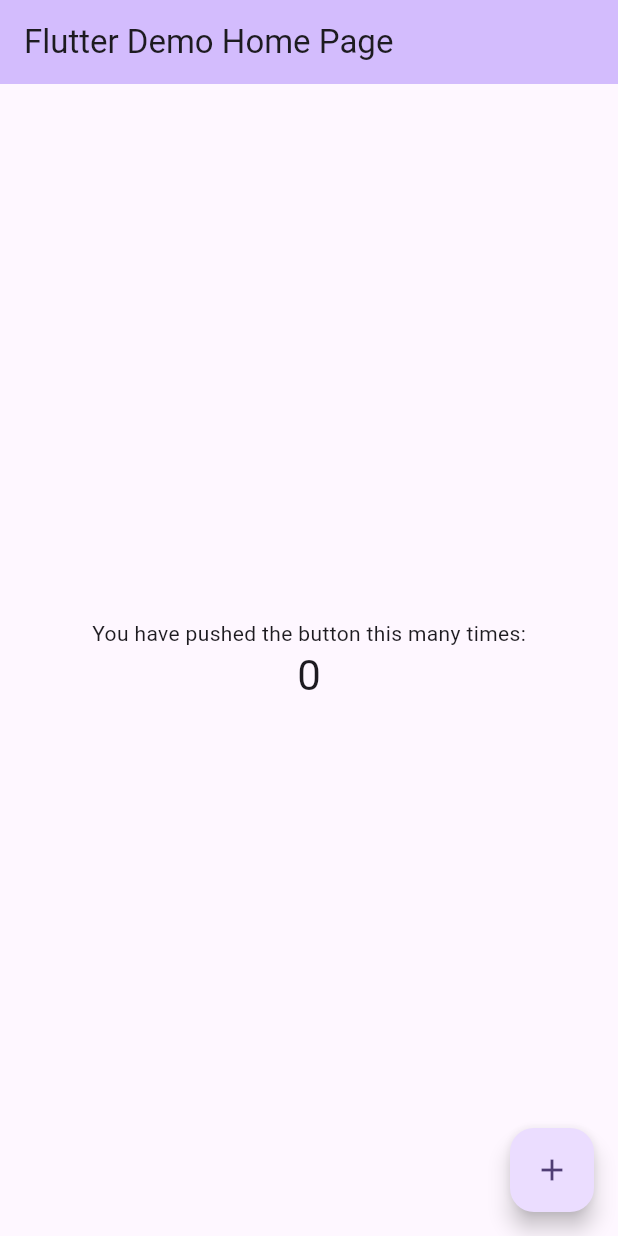
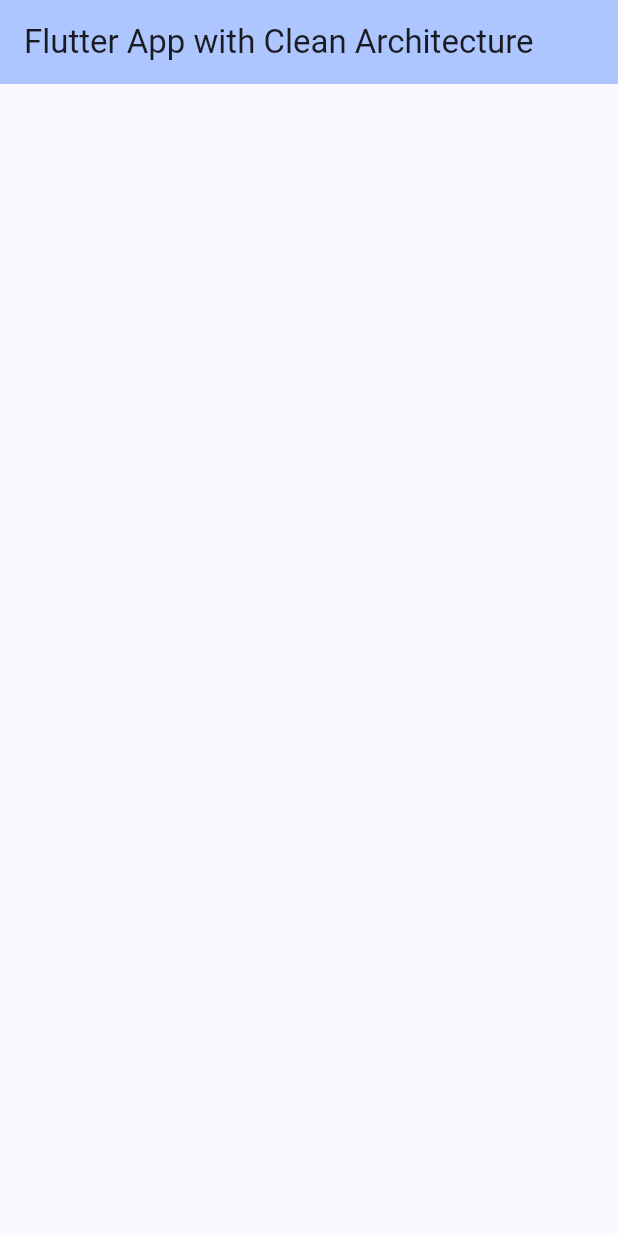
Before and after one commit to massimilianoporzio/flutter_social_clean, a Flutter app: the screen it shows after launch, on a phone screen of 412 x 824 dp. Run offline on Flutter 3.47's test engine with Material 2 defaults, Android fonts, the phone set to English and light mode, and no system bars.

Commit message:
home page mia

```diff
--- a/lib/main.dart
+++ b/lib/main.dart
@@ -13,113 +13,25 @@ class MyApp extends StatelessWidget {
     return MaterialApp(
       title: 'Flutter Demo',
       theme: ThemeData(
-        // This is the theme of your application.
-        //
-        // TRY THIS: Try running your application with "flutter run". You'll see
-        // the application has a blue toolbar. Then, without quitting the app,
-        // try changing the seedColor in the colorScheme below to Colors.green
-        // and then invoke "hot reload" (save your changes or press the "hot
-        // reload" button in a Flutter-supported IDE, or press "r" if you used
-        // the command line to start the app).
-        //
-        // Notice that the counter didn't reset back to zero; the application
-        // state is not lost during the reload. To reset the state, use hot
-        // restart instead.
-        //
-        // This works for code too, not just values: Most code changes can be
-        // tested with just a hot reload.
-        colorScheme: ColorScheme.fromSeed(seedColor: Colors.deepPurple),
+        colorScheme: ColorScheme.fromSeed(seedColor: Colors.blueAccent),
         useMaterial3: true,
       ),
-      home: const MyHomePage(title: 'Flutter Demo Home Page'),
+      home: const HomePage(),
     );
   }
 }
 
-class MyHomePage extends StatefulWidget {
-  const MyHomePage({super.key, required this.title});
-
-  // This widget is the home page of your application. It is stateful, meaning
-  // that it has a State object (defined below) that contains fields that affect
-  // how it looks.
-
-  // This class is the configuration for the state. It holds the values (in this
-  // case the title) provided by the parent (in this case the App widget) and
-  // used by the build method of the State. Fields in a Widget subclass are
-  // always marked "final".
-
-  final String title;
-
-  @override
-  State<MyHomePage> createState() => _MyHomePageState();
-}
-
-class _MyHomePageState extends State<MyHomePage> {
-  int _counter = 0;
-
-  void _incrementCounter() {
-    setState(() {
-      // This call to setState tells the Flutter framework that something has
-      // changed in this State, which causes it to rerun the build method below
-      // so that the display can reflect the updated values. If we changed
-      // _counter without calling setState(), then the build method would not be
-      // called again, and so nothing would appear to happen.
-      _counter++;
-    });
-  }
+class HomePage extends StatelessWidget {
+  const HomePage({super.key});
 
   @override
   Widget build(BuildContext context) {
-    // This method is rerun every time setState is called, for instance as done
-    // by the _incrementCounter method above.
-    //
-    // The Flutter framework has been optimized to make rerunning build methods
-    // fast, so that you can just rebuild anything that needs updating rather
-    // than having to individually change instances of widgets.
     return Scaffold(
       appBar: AppBar(
-        // TRY THIS: Try changing the color here to a specific color (to
-        // Colors.amber, perhaps?) and trigger a hot reload to see the AppBar
-        // change color while the other colors stay the same.
+        title: const Text("Flutter App with Clean Architecture"),
         backgroundColor: Theme.of(context).colorScheme.inversePrimary,
-        // Here we take the value from the MyHomePage object that was created by
-        // the App.build method, and use it to set our appbar title.
-        title: Text(widget.title),
       ),
-      body: Center(
-        // Center is a layout widget. It takes a single child and positions it
-        // in the middle of the parent.
-        child: Column(
-          // Column is also a layout widget. It takes a list of children and
-          // arranges them vertically. By default, it sizes itself to fit its
-          // children horizontally, and tries to be as tall as its parent.
-          //
-          // Column has various properties to control how it sizes itself and
-          // how it positions its children. Here we use mainAxisAlignment to
-          // center the children vertically; the main axis here is the vertical
-          // axis because Columns are vertical (the cross axis would be
-          // horizontal).
-          //
-          // TRY THIS: Invoke "debug painting" (choose the "Toggle Debug Paint"
-          // action in the IDE, or press "p" in the console), to see the
-          // wireframe for each widget.
-          mainAxisAlignment: MainAxisAlignment.center,
-          children: <Widget>[
-            const Text(
-              'You have pushed the button this many times:',
-            ),
-            Text(
-              '$_counter',
-              style: Theme.of(context).textTheme.headlineMedium,
-            ),
-          ],
-        ),
-      ),
-      floatingActionButton: FloatingActionButton(
-        onPressed: _incrementCounter,
-        tooltip: 'Increment',
-        child: const Icon(Icons.add),
-      ), // This trailing comma makes auto-formatting nicer for build methods.
+      body: Column(),
     );
   }
 }
```
